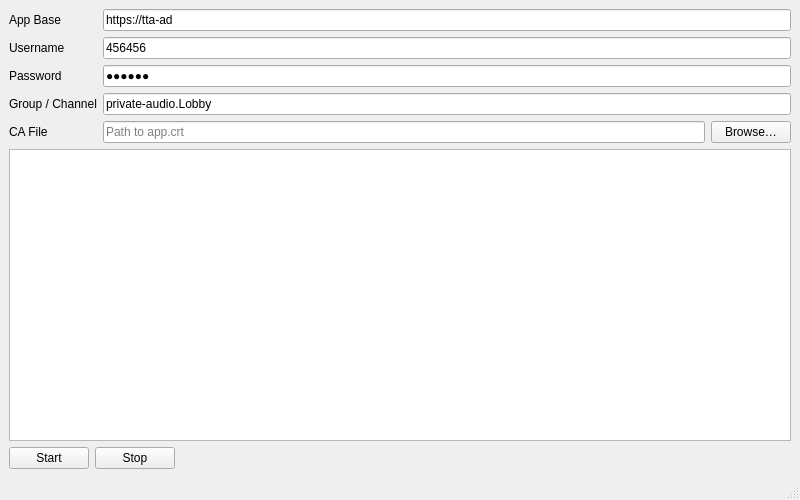
Old version of the form main_window.ui in the repository bboy910225/AudioSocketClient.
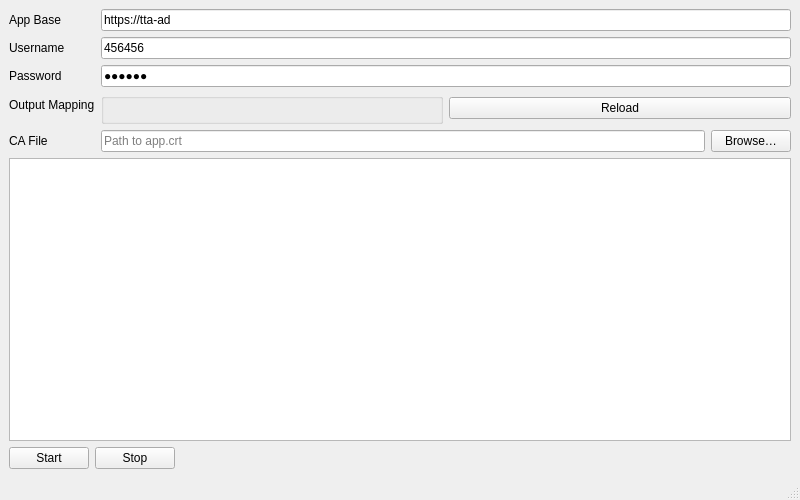
New version of the form.

Commit message: windows-CI/CD

What changed in the file:
```diff
--- a/main_window.ui
+++ b/main_window.ui
@@ -31,11 +31,32 @@
         <property name="text"><string>456456</string></property>
       </widget></item>
 
-      <item row="3" column="0"><widget class="QLabel" name="label_group"><property name="text"><string>Group / Channel</string></property></widget></item>
-      <item row="3" column="1"><widget class="QLineEdit" name="in_group">
-        <property name="placeholderText"><string>private-audio.Lobby</string></property>
-        <property name="text"><string>private-audio.Lobby</string></property>
-      </widget></item>
+      <item row="3" column="0">
+        <widget class="QLabel" name="label_output_mapping">
+          <property name="text">
+            <string>Output Mapping</string>
+          </property>
+        </widget>
+      </item>
+      <item row="3" column="1">
+        <layout class="QHBoxLayout" name="hbox_output_mapping">
+          <item>
+            <widget class="QGroupBox" name="group_output_mapping">
+              <property name="title">
+                <string/>
+              </property>
+              <layout class="QVBoxLayout" name="output_mapping_layout"/>
+            </widget>
+          </item>
+          <item>
+            <widget class="QPushButton" name="btn_reload_output_mapping">
+              <property name="text">
+                <string>Reload</string>
+              </property>
+            </widget>
+          </item>
+        </layout>
+      </item>
 
       <item row="4" column="0"><widget class="QLabel" name="label_cafile"><property name="text"><string>CA File</string></property></widget></item>
       <item row="4" column="1">
```
Left out of the diff: 2 changed lines with no effect on the pictures. The commit also changes 4 other files.
